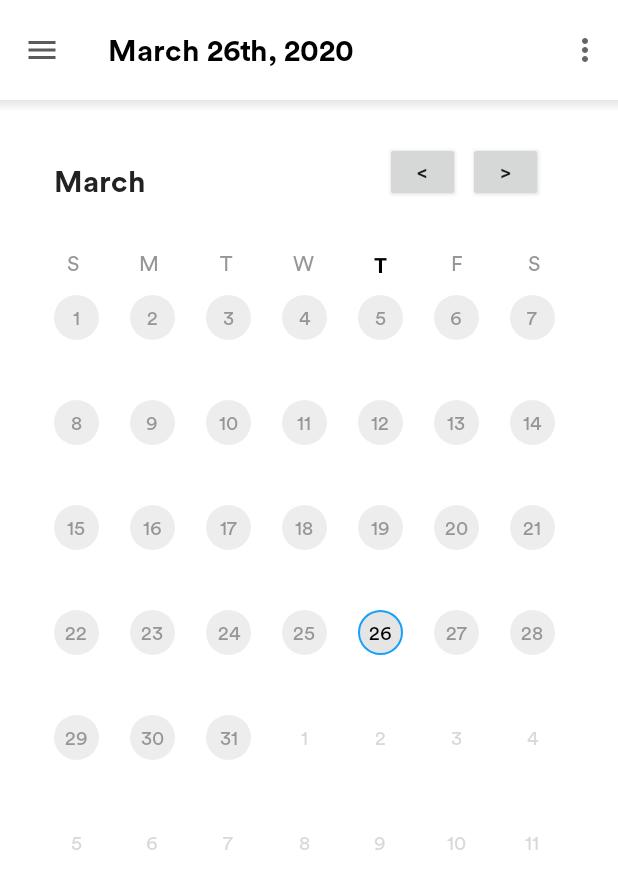
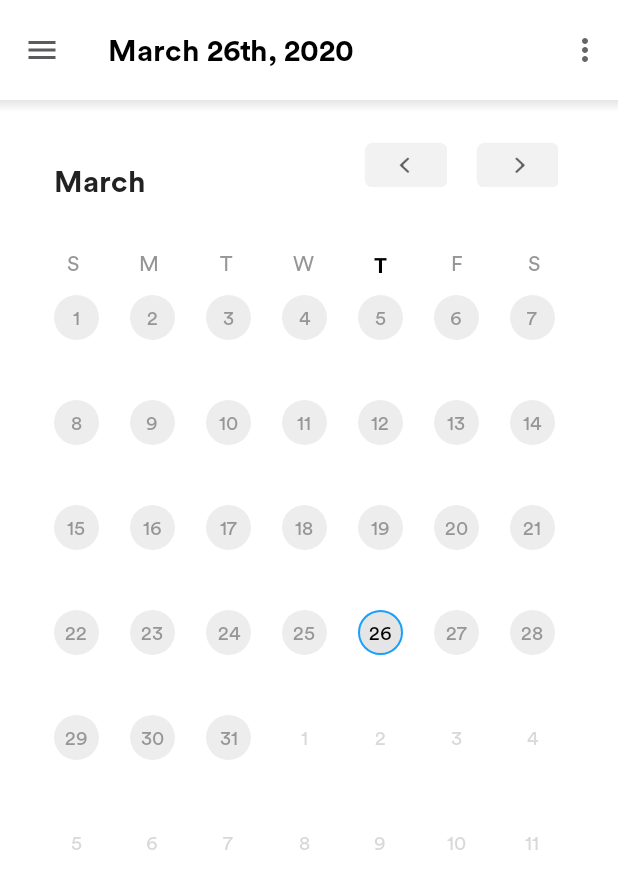
Before and after one commit to eathnma/Personable-Calendar, an Android app: the screen it shows after launch (MainActivity), on a phone screen of 412 x 824 dp. Shown: the top 889 px of the screen. Run offline under Robolectric (Android 15) with nearby library versions, the phone set to English and light mode, and no system bars.

Commit message:
New Buttons

```diff
--- a/app/src/main/AndroidManifest.xml
+++ b/app/src/main/AndroidManifest.xml
@@ -34,7 +34,7 @@
             android:name="com.google.android.geo.API_KEY"
             android:value="@string/google_maps_key" />
 
-        <activity android:name=".AddLocationActivity"/>
+        <activity android:name=".CalendarObjects.AddLocationActivity"/>
         <activity android:name=".CalendarObjects.EditCalendar" />
         <activity android:name=".CalendarObjects.EventsList"/>
         <activity android:name=".MainActivity">
--- a/app/src/main/java/com/example/mainactivity/AddLocationActivity.java
+++ b/app/src/main/java/com/example/mainactivity/CalendarObjects/AddLocationActivity.java
@@ -1,4 +1,4 @@
-package com.example.mainactivity;
+package com.example.mainactivity.CalendarObjects;
 
 
 import android.app.Activity;
@@ -28,6 +28,7 @@ import androidx.core.app.ActivityCompat;
 import androidx.core.content.ContextCompat;
 import androidx.fragment.app.FragmentActivity;
 
+import com.example.mainactivity.R;
 import com.google.android.gms.location.FusedLocationProviderClient;
 import com.google.android.gms.location.LocationServices;
 import com.google.android.gms.maps.CameraUpdateFactory;
--- a/app/src/main/java/com/example/mainactivity/CalendarObjects/CalendarView.java
+++ b/app/src/main/java/com/example/mainactivity/CalendarObjects/CalendarView.java
@@ -29,14 +29,14 @@ import java.util.HashSet;
 
 public class CalendarView extends LinearLayout {
     // calendar components
-    LinearLayout header;
-    Button btnPrev;
-    Button btnNext;
-    TextView txtDateDay;
-    TextView txtDisplayDate;
-    TextView txtDateYear;
-    GridView gridView;
-    Toolbar toolbar;
+    private LinearLayout header;
+    private Button btnPrev;
+    private Button btnNext;
+    private TextView txtDateDay;
+    private TextView txtDisplayDate;
+    private TextView txtDateYear;
+    private GridView gridView;
+    private Toolbar toolbar;
 
     EventHandler eventHandler;
 
--- a/app/src/main/java/com/example/mainactivity/CalendarObjects/EditCalendar.java
+++ b/app/src/main/java/com/example/mainactivity/CalendarObjects/EditCalendar.java
@@ -19,7 +19,6 @@ import android.widget.TextView;
 import android.widget.TimePicker;
 import android.widget.Toast;
 
-import com.example.mainactivity.AddLocationActivity;
 import com.example.mainactivity.Database.MyDatabase;
 import com.example.mainactivity.DialogueObjects.DiscardDialogue;
 import com.example.mainactivity.DialogueObjects.TimePickerFragment;
--- a/app/src/main/res/layout/activity_calendar.xml
+++ b/app/src/main/res/layout/activity_calendar.xml
@@ -1,5 +1,6 @@
 <?xml version="1.0" encoding="utf-8"?>
 <LinearLayout xmlns:android="http://schemas.android.com/apk/res/android"
+    xmlns:app="http://schemas.android.com/apk/res-auto"
     android:layout_width="match_parent"
     android:layout_height="wrap_content"
     android:orientation="vertical">
@@ -11,24 +12,22 @@
         android:paddingLeft="15dp"
         android:paddingTop="20dp">
 
-        <Button
-            android:id="@+id/buttonNext"
-            android:layout_width="50dp"
-            android:layout_height="40dp"
-            android:text="&gt;"
-            android:layout_alignParentRight="true"
-            android:layout_marginRight="30dp"
-            />
 
         <Button
             android:id="@+id/buttonPrev"
-            android:layout_width="50dp"
-            android:layout_height="40dp"
-            android:text="&lt;"
+            android:layout_width="55dp"
+            android:layout_height="30dp"
             android:layout_alignParentEnd="true"
-            android:layout_marginRight="85dp"
-            />
+            android:layout_marginEnd="94dp"
+            android:background="@drawable/left_arrow" />
 
+        <Button
+            android:id="@+id/buttonNext"
+            android:layout_width="55dp"
+            android:layout_height="30dp"
+            android:layout_alignParentEnd="true"
+            android:layout_marginEnd="20dp"
+            android:background="@drawable/right_arrow" />
 
         <LinearLayout
             android:id="@+id/date_display"
--- a/app/src/main/res/layout/activity_maps.xml
+++ b/app/src/main/res/layout/activity_maps.xml
@@ -10,7 +10,7 @@
     android:name="com.google.android.gms.maps.SupportMapFragment"
     android:layout_width="match_parent"
     android:layout_height="match_parent"
-    tools:context="com.example.mainactivity.AddLocationActivity" />
+    tools:context="com.example.mainactivity.CalendarObjects.AddLocationActivity" />
 
     <RelativeLayout
         android:id="@+id/search_bar"
```
Also changed, not shown: app/src/main/res/drawable/left_arrow.png (added), app/src/main/res/drawable/right_arrow.png (added).
